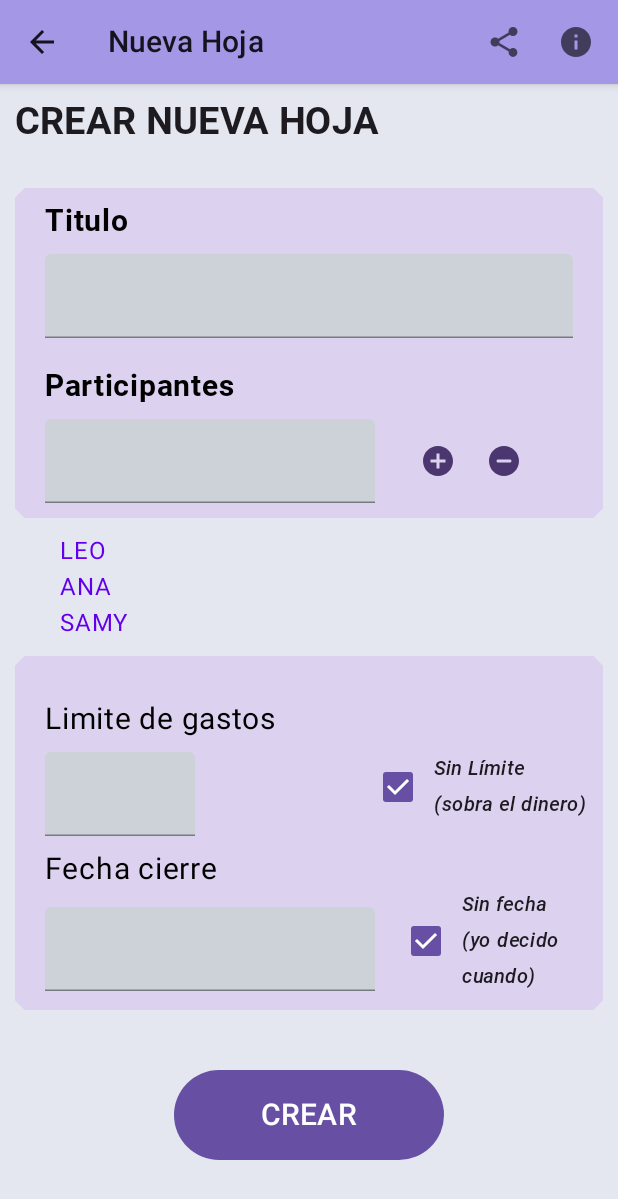
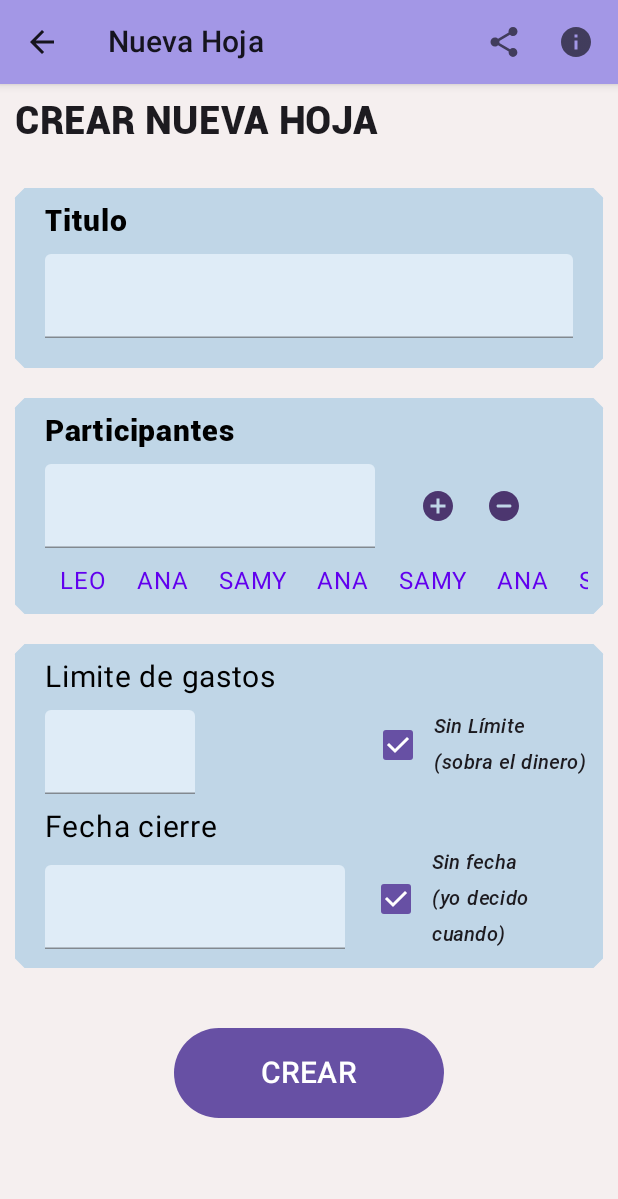
Before and after one commit to LeoCare/MisCuentas, an Android app built with Jetpack Compose: the NuevaHoja screen opened through its navigation route, on a phone screen of 412 x 824 dp. Shown: the top 1199 px of the screen. Run offline under Robolectric (Android 15) with nearby library versions, the phone set to English and light mode, and no system bars.

Commit message:
Retoques varios

```diff
--- a/app/src/main/java/com/app/miscuentas/ui/login/ui/LoginScreen.kt
+++ b/app/src/main/java/com/app/miscuentas/ui/login/ui/LoginScreen.kt
@@ -38,6 +38,7 @@ import androidx.compose.ui.text.font.Font
 import androidx.compose.ui.text.font.FontFamily
 import androidx.compose.ui.text.input.KeyboardType
 import androidx.compose.ui.text.input.PasswordVisualTransformation
+import androidx.compose.ui.text.input.VisualTransformation
 import androidx.compose.ui.text.style.TextAlign
 import androidx.compose.ui.tooling.preview.Preview
 import androidx.compose.ui.unit.Dp
@@ -172,14 +173,22 @@ fun CustomTextField(placeholder: String, value: String, onTextFieldChange: (Stri
         TextField(
             value = value,
             onValueChange = { onTextFieldChange(it) },
-            Modifier
+            modifier = Modifier
                 .fillMaxWidth()
                 .height(IntrinsicSize.Min)
                 .onFocusChanged { focusState ->
                     isFocused = focusState.isFocused
                 },
             placeholder = { Text(text = placeholder)},
-            keyboardOptions = KeyboardOptions(keyboardType = KeyboardType.Email), //comprobara que la sintaxis sea correcta
+            keyboardOptions = when (placeholder) {
+                "Email" -> KeyboardOptions(keyboardType = KeyboardType.Email)
+                "Contraseña" -> KeyboardOptions(keyboardType = KeyboardType.Password)
+                else -> KeyboardOptions(keyboardType = KeyboardType.Text)
+            },
+            visualTransformation = when (placeholder) {
+                "Contraseña" -> PasswordVisualTransformation()
+                else -> VisualTransformation.None
+            },
             singleLine = true, //en una misma linea
             maxLines = 1,
             textStyle = TextStyle(
@@ -187,7 +196,7 @@ fun CustomTextField(placeholder: String, value: String, onTextFieldChange: (Stri
                 color = colorResource(id = R.color.purple_500)
             ),
             colors = TextFieldDefaults.textFieldColors(
-                backgroundColor = if (isFocused) Color(0xFFC0D6E7) else Color(0xFFC7CED3)
+                backgroundColor = if (isFocused) Color(0xFFDFECF7) else Color(0xFFC0D6E7)
             )
         )
 
@@ -198,10 +207,16 @@ fun CustomCkeckbox(registroState: Boolean, onRegistroCheckChange: (Boolean) -> U
     Row {
         Checkbox(
             checked = registroState,
-            onCheckedChange = { onRegistroCheckChange(it) })
+            onCheckedChange = { onRegistroCheckChange(it) },
+            modifier = Modifier
+                .padding(bottom = 7.dp)
+        )
         Text(
             text = "Registrarme",
-            modifier = Modifier.align(CenterVertically))
+            modifier = Modifier
+                .align(CenterVertically)
+                .padding(bottom = 7.dp)
+        )
     }
 }
 
--- a/app/src/main/java/com/app/miscuentas/ui/nueva_hoja/ui/NuevaHojaScreen.kt
+++ b/app/src/main/java/com/app/miscuentas/ui/nueva_hoja/ui/NuevaHojaScreen.kt
@@ -21,6 +21,7 @@ import androidx.compose.foundation.layout.padding
 import androidx.compose.foundation.layout.size
 import androidx.compose.foundation.layout.width
 import androidx.compose.foundation.lazy.LazyColumn
+import androidx.compose.foundation.lazy.LazyRow
 import androidx.compose.foundation.lazy.items
 import androidx.compose.foundation.shape.CutCornerShape
 import androidx.compose.foundation.shape.RoundedCornerShape
@@ -115,23 +116,23 @@ fun NuevaHoja(
 @Composable
 fun NuevaHojaScreen(innerPadding: PaddingValues) {
 
-    //CAMBIAR ESTO
+    //CAMBIAR ESTO, ES SOLO PARA PRUEBA!!!
     var limiteGastos = remember { mutableStateOf("") }
     var fechaCierre = remember { mutableStateOf("") }
     var tieneLimite = remember { mutableStateOf(true) }
     var tieneFecha = remember { mutableStateOf(true) }
-    val _participantes = remember { mutableStateListOf<String>("LEO","ANA","SAMY") }
+    val _participantes = remember { mutableStateListOf<String>("LEO","ANA","SAMY","ANA","SAMY","ANA","SAMY","ANA","SAMY") }
     val _titulo = remember { mutableStateOf("") }
     val _numParticipantes = remember { mutableStateOf("") }
 
-    val robotoBold = FontFamily(Font(R.font.roboto_bold))
+    val robotoBlack = FontFamily(Font(R.font.roboto_black))
     val robotoMedItalic = FontFamily(Font(R.font.roboto_mediumitalic))
 
     LazyColumn(
         contentPadding = innerPadding,
         modifier = Modifier
             .fillMaxSize()
-            .background(Color(color = 0xFFE5E7F0))
+            .background(Color(color = 0xFFF5EFEF))
             .padding(top = 10.dp)
     ) {
 
@@ -139,7 +140,7 @@ fun NuevaHojaScreen(innerPadding: PaddingValues) {
             Text(
                 text = "CREAR NUEVA HOJA",
                 fontSize = 25.sp,
-                fontFamily = robotoBold,
+                fontFamily = robotoBlack,
                 modifier = Modifier.padding(start = 10.dp)
             )
             CustomSpacer(size = 20.dp)
@@ -148,31 +149,50 @@ fun NuevaHojaScreen(innerPadding: PaddingValues) {
                 modifier = Modifier
                     .padding(10.dp)
                     .fillMaxWidth()
-                    .fillMaxHeight(0.35f),
+                    .fillMaxHeight(0.25f),
                 shape = CutCornerShape(7.dp),
-                color = Color(0xFFDDD1F0),
-                border = BorderStroke(7.dp, color = Color(0xFFDDD1F0))
+                color = Color(0xFFC0D6E7),
+                border = BorderStroke(7.dp, color = Color(0xFFC0D6E7))
             ) {
                 Column(
                     modifier = Modifier
                         .padding(10.dp)
                 ) {
-                    Titulo(_titulo, robotoBold)
-
-                    Paraticipantes(_numParticipantes, _participantes, robotoBold)
-                }
+                    Titulo(_titulo, robotoBlack)
                 }
             }
 
-        //BORRAR ESTA LISTA, NO ME COMVENCE!!
+            Surface(
+                modifier = Modifier
+                    .padding(10.dp)
+                    .fillMaxWidth()
+                    .fillMaxHeight(0.5f),
+                shape = CutCornerShape(7.dp),
+                color = Color(0xFFC0D6E7),
+                border = BorderStroke(7.dp, color = Color(0xFFC0D6E7))
+            ) {
+                Column(
+                    modifier = Modifier
+                        .padding(10.dp)
+                ) {
+                    Paraticipantes(_numParticipantes, _participantes, robotoBlack)
+                    LazyRow(
+                        modifier = Modifier
+                            .padding(top = 10.dp)
+                            .fillMaxWidth()
+                    ) {
                         //mostrar lista de participantes
                         items(_participantes) { participante ->
                             Text(
                                 text = participante,
                                 modifier = Modifier
-                    .padding(start = 40.dp),
+                                    .padding(start = 20.dp),
                                 color = colorResource(id = R.color.purple_500)
                             )
+                        }
+                    }
+                }
+            }
         }
 
         item{
@@ -182,8 +202,8 @@ fun NuevaHojaScreen(innerPadding: PaddingValues) {
                     .fillMaxWidth()
                     .fillMaxHeight(0.35f),
                 shape = CutCornerShape(7.dp),
-                color = Color(0xFFDDD1F0),
-                border = BorderStroke(7.dp, color = Color(0xFFDDD1F0))
+                color = Color(0xFFC0D6E7),
+                border = BorderStroke(7.dp, color = Color(0xFFC0D6E7))
             ) {
                 Column(
                     modifier = Modifier
@@ -205,13 +225,13 @@ fun NuevaHojaScreen(innerPadding: PaddingValues) {
 
 
 @Composable
-fun Titulo(titulo: MutableState<String>, robotoBold: FontFamily) {
+fun Titulo(titulo: MutableState<String>, robotoBlack: FontFamily) {
     var isFocused by rememberSaveable { mutableStateOf(false) }
     Text(
         text = stringResource(R.string.titulo),
         fontSize = 20.sp,
         color = Color.Black,
-        fontFamily = robotoBold, // Ajusta según tu fuente
+        fontFamily = robotoBlack, // Ajusta según tu fuente
         modifier = Modifier.padding(start = 10.dp)
     )
     TextField(
@@ -227,7 +247,7 @@ fun Titulo(titulo: MutableState<String>, robotoBold: FontFamily) {
             color = colorResource(id = R.color.purple_500)
         ),
         colors = TextFieldDefaults.textFieldColors(
-            backgroundColor = if (isFocused) Color(0xFFD5E8F7) else Color(0xFFCCD2D8)
+            backgroundColor = if (isFocused) Color(0xFFD5E8F7) else Color(0xFFDFECF7)
         ),
         singleLine = true,
         maxLines = 1
@@ -236,14 +256,14 @@ fun Titulo(titulo: MutableState<String>, robotoBold: FontFamily) {
 
 
 @Composable
-fun Paraticipantes(_numParticipantes: MutableState<String>, _participantes: SnapshotStateList<String>, robotoBold: FontFamily) {
+fun Paraticipantes(_numParticipantes: MutableState<String>, _participantes: SnapshotStateList<String>, robotoBlack: FontFamily) {
     var isFocused by rememberSaveable { mutableStateOf(false) }
     Text(
         text = "Participantes",
         fontSize = 20.sp,
         color = Color.Black,
-        fontFamily = robotoBold,
-        modifier = Modifier.padding(start = 10.dp, top = 10.dp)
+        fontFamily = robotoBlack,
+        modifier = Modifier.padding(start = 10.dp)
     )
 
     Row(
@@ -260,7 +280,7 @@ fun Paraticipantes(_numParticipantes: MutableState<String>, _participantes: Snap
                 color = colorResource(id = R.color.purple_500)
             ),
             colors = TextFieldDefaults.textFieldColors(
-                backgroundColor = if (isFocused) Color(0xFFD5E8F7) else Color(0xFFCCD2D8)
+                backgroundColor = if (isFocused) Color(0xFFD5E8F7) else Color(0xFFDFECF7)
             ),
             singleLine = true,
             maxLines = 1
@@ -306,7 +326,7 @@ fun LimiteGasto(
         fontSize = 20.sp,
         color = Color.Black,
         modifier = Modifier
-            .padding(start = 10.dp, top = 20.dp)
+            .padding(start = 10.dp)
 //                fontFamily = FontFamily.Roboto
     )
     Row(
@@ -326,7 +346,7 @@ fun LimiteGasto(
                 color = colorResource(id = R.color.purple_500)
             ),
             colors = TextFieldDefaults.textFieldColors(
-                backgroundColor = if (isFocused) Color(0xFFD5E8F7) else Color(0xFFCCD2D8)
+                backgroundColor = if (isFocused) Color(0xFFD5E8F7) else Color(0xFFDFECF7)
             ),
             keyboardOptions = KeyboardOptions(keyboardType = KeyboardType.Number),
             singleLine = true,
@@ -372,7 +392,7 @@ fun LimiteFecha(fechaCierre: MutableState<String>, tieneFecha: MutableState<Bool
             onValueChange = { fechaCierre.value = it },
             modifier = Modifier
                 .padding(start = 10.dp, top = 10.dp)
-                .width(220.dp)
+                .width(200.dp)
                 .height(IntrinsicSize.Min),
             textStyle = TextStyle(
                 fontSize = 17.sp,
@@ -380,7 +400,7 @@ fun LimiteFecha(fechaCierre: MutableState<String>, tieneFecha: MutableState<Bool
                 color = colorResource(id = R.color.purple_500)
             ),
             colors = TextFieldDefaults.textFieldColors(
-                backgroundColor = if (isFocused) Color(0xFFD5E8F7) else Color(0xFFCCD2D8)
+                backgroundColor = if (isFocused) Color(0xFFD5E8F7) else Color(0xFFDFECF7)
             ),
             singleLine = true,
             maxLines = 1
```
Lines whose indentation alone changed are shown as unchanged.
